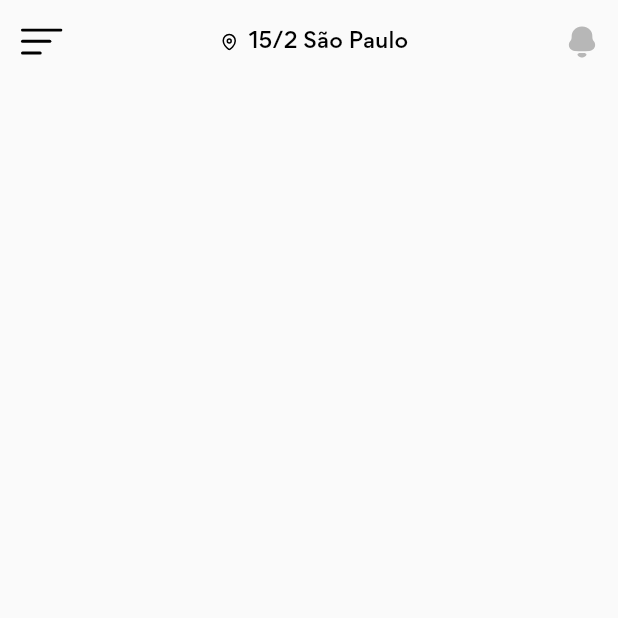
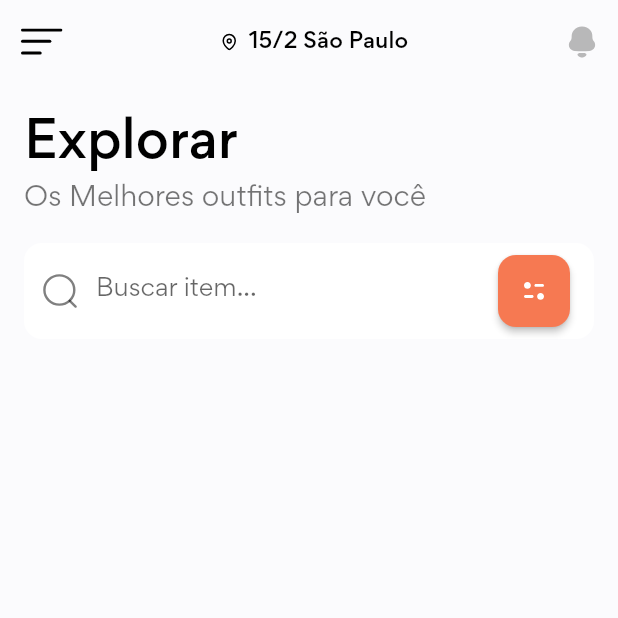
Before and after one commit to leandro-senno/shop_app_ui, a Flutter app: the screen it shows after launch, on a phone screen of 412 x 824 dp, the top half of it. Run offline on Flutter 3.47's test engine with Material 2 defaults, Android fonts, the phone set to English and light mode, and no system bars; our stand-ins replace flutter_svg.

Commit message:
Criação do search

```diff
--- /dev/null
+++ b/lib/components/search_form.dart
@@ -0,0 +1,57 @@
+import 'package:flutter/material.dart';
+import 'package:flutter_svg/svg.dart';
+
+import '../constants.dart';
+
+class SearchForm extends StatelessWidget {
+  const SearchForm({
+    Key? key,
+  }) : super(key: key);
+
+  @override
+  Widget build(BuildContext context) {
+    return Form(
+      child: TextFormField(
+        decoration: InputDecoration(
+          hintText: "Buscar item...",
+          filled: true,
+          fillColor: Colors.white,
+          border: outlineInputBorder,
+          enabledBorder: outlineInputBorder,
+          focusedBorder: outlineInputBorder,
+          prefixIcon: Padding(
+            padding: const EdgeInsets.all(12),
+            child: SvgPicture.asset("assets/icons/Search.svg"),
+          ),
+          suffixIcon: Padding(
+            padding: const EdgeInsets.symmetric(
+                horizontal: defaultPadding, vertical: defaultPadding / 2),
+            child: SizedBox(
+              width: 48,
+              height: 48,
+              child: ElevatedButton(
+                onPressed: () {},
+                style: ElevatedButton.styleFrom(
+                  primary: primaryColor,
+                  shape: const RoundedRectangleBorder(
+                    borderRadius: BorderRadius.all(
+                      Radius.circular(defaultBorderRadius),
+                    ),
+                  ),
+                ),
+                child: SvgPicture.asset("assets/icons/Filter.svg"),
+              ),
+            ),
+          ),
+        ),
+      ),
+    );
+  }
+}
+
+const OutlineInputBorder outlineInputBorder = OutlineInputBorder(
+  borderRadius: BorderRadius.all(
+    Radius.circular(defaultBorderRadius),
+  ),
+  borderSide: BorderSide.none,
+);
--- a/lib/main.dart
+++ b/lib/main.dart
@@ -1,4 +1,5 @@
 import 'package:flutter/material.dart';
+import 'package:shop_app_ui/constants.dart';
 import 'package:shop_app_ui/screens/home/home_screens.dart';
 
 void main() {
@@ -16,6 +17,7 @@ class MyApp extends StatelessWidget {
       title: 'Shop App UI',
       theme: ThemeData(
         primarySwatch: Colors.blue,
+        scaffoldBackgroundColor: bgColor,
         fontFamily: "Gordita",
         textTheme: const TextTheme(
           bodyText2: TextStyle(color: Colors.black54),
--- a/lib/screens/home/home_screens.dart
+++ b/lib/screens/home/home_screens.dart
@@ -1,6 +1,8 @@
 import 'package:flutter/material.dart';
 import 'package:flutter_svg/flutter_svg.dart';
 import 'package:shop_app_ui/constants.dart';
+
+import '../../components/search_form.dart';
 
 class Homescreens extends StatelessWidget {
   const Homescreens({Key? key}) : super(key: key);
@@ -35,6 +37,31 @@ class Homescreens extends StatelessWidget {
           ),
         ],
       ),
+      body: Padding(
+        padding: const EdgeInsets.all(defaultPadding),
+        child: Column(
+          crossAxisAlignment: CrossAxisAlignment.start,
+          children: [
+            Text(
+              "Explorar",
+              style: Theme.of(context)
+                  .textTheme
+                  .headline4!
+                  .copyWith(fontWeight: FontWeight.w500, color: Colors.black),
+            ),
+            const Text(
+              "Os Melhores outfits para você",
+              style: TextStyle(
+                fontSize: 18,
+              ),
+            ),
+            const Padding(
+              padding: EdgeInsets.symmetric(vertical: defaultPadding),
+              child: SearchForm(),
+            ),
+          ],
+        ),
+      ),
     );
   }
 }
```
